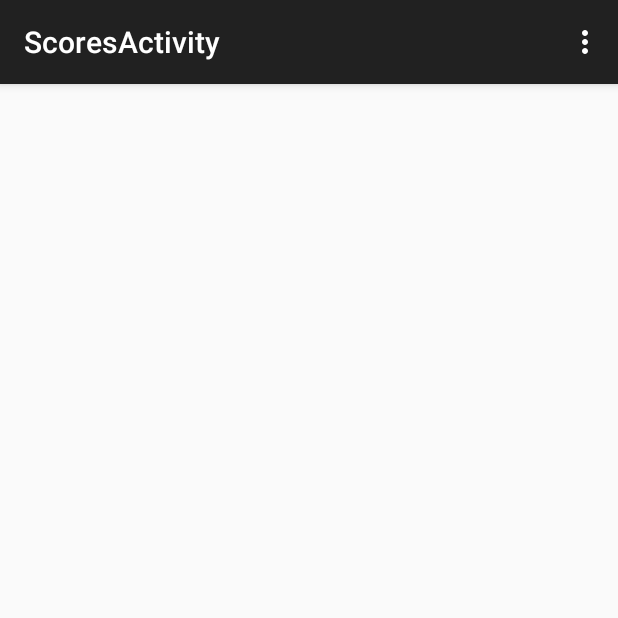
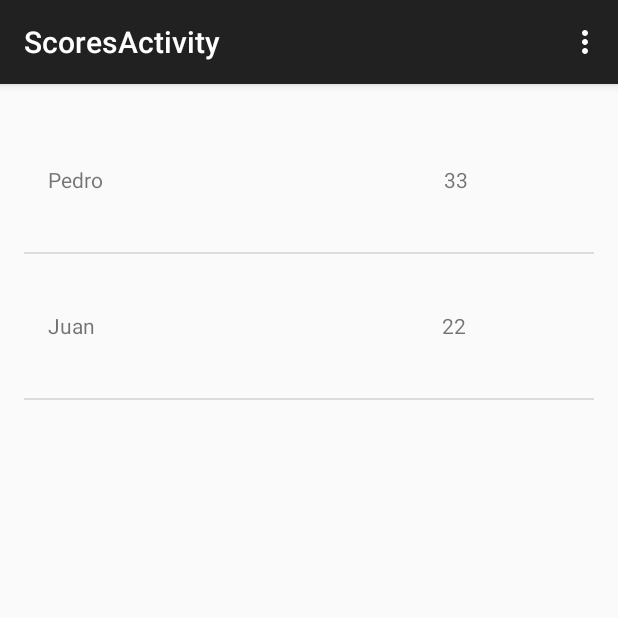
Before and after one commit to DonQwerty/loPuedo, an Android app: the screen it shows after launch (ScoresActivity), on a phone screen of 412 x 824 dp, the top half of it. Run offline under Robolectric (Android 15) with nearby library versions, the phone set to English and light mode, and no system bars; 1 statement that could not run was skipped.

Commit message:
base de datos

```diff
--- a/app/src/main/java/project/lopuedo/model/MatchModel.java
+++ b/app/src/main/java/project/lopuedo/model/MatchModel.java
@@ -1,7 +1,12 @@
 package project.lopuedo.model;
 
 
-public class MatchModel implements IMatchModel {
+import android.content.Context;
+import android.database.Cursor;
+import android.database.sqlite.SQLiteDatabase;
+import android.database.sqlite.SQLiteOpenHelper;
+
+public class  MatchModel implements IMatchModel {
     private int matchId;
 
     @Override
@@ -18,4 +23,39 @@ public class MatchModel implements IMatchModel {
     public boolean isFinished() {
         return false;
     }
+
+    public SQLiteDatabase getScoreDatabase(Context context){
+        ScoreOpenHelper dbHelper = new ScoreOpenHelper(context);
+        return dbHelper.getWritableDatabase();
+    }
+
+    public Cursor getRound(Context context){
+        SQLiteDatabase db=getScoreDatabase(context);
+        return db.query("score", null, null, null, null, null, null);
+    }
+
+    public static class ScoreOpenHelper extends SQLiteOpenHelper {
+
+        private static final int DATABASE_VERSION = 2;
+        private static final String GAME_TABLE_NAME = "score";
+        private static final String GAME_TABLE_CREATE =
+                "CREATE TABLE " + GAME_TABLE_NAME + " (" +
+                        "_id INTEGER,round INTEGER, player TEXT, score INTEGER);";
+
+        ScoreOpenHelper(Context context) {
+            super(context, GAME_TABLE_NAME, null, DATABASE_VERSION);
+        }
+
+        @Override
+        public void onCreate(SQLiteDatabase db) {
+            db.execSQL(GAME_TABLE_CREATE);
+            db.execSQL("INSERT INTO "+GAME_TABLE_NAME+" VALUES (1,1,'Pedro',33);");
+            db.execSQL("INSERT INTO "+GAME_TABLE_NAME+" VALUES (2,1,'Juan',22);");
+        }
+
+        @Override
+        public void onUpgrade(SQLiteDatabase db, int oldVersion, int newVersion) {
+
+        }
+    }
 }
--- /dev/null
+++ b/app/src/main/java/project/lopuedo/view/adapters/ScoreAdapter.java
@@ -0,0 +1,39 @@
+package project.lopuedo.view.adapters;
+
+import android.content.Context;
+import android.database.Cursor;
+import android.view.LayoutInflater;
+import android.view.View;
+import android.view.ViewGroup;
+import android.widget.CursorAdapter;
+import android.widget.ImageView;
+import android.widget.TextView;
+
+import project.lopuedo.R;
+
+/**
+ * Created by daniel on 31/08/15.
+ */
+public class ScoreAdapter extends CursorAdapter {
+
+    public ScoreAdapter(Context context, Cursor c, int flags) {
+        super(context, c, flags);
+    }
+
+    @Override
+    public View newView(Context context, Cursor cursor, ViewGroup parent) {
+        return LayoutInflater.from(context).inflate(R.layout.list_item_score,parent,false);
+    }
+
+    @Override
+    public void bindView(View view, Context context, Cursor cursor) {
+//        ImageView iv = (ImageView) view.findViewById(R.id.list_item_imageview);
+//        iv.setImageResource(R.drawable.ic_launcher);
+
+        TextView name = (TextView) view.findViewById(R.id.list_item_name);
+        name.setText(cursor.getString(2));
+        TextView sco = (TextView) view.findViewById(R.id.list_item_score);
+        sco.setText(cursor.getString(3));
+
+    }
+}
--- a/app/src/main/java/project/lopuedo/view/fragments/ScoresActivityFragment.java
+++ b/app/src/main/java/project/lopuedo/view/fragments/ScoresActivityFragment.java
@@ -1,6 +1,8 @@
 package project.lopuedo.view.fragments;
 
 import android.content.Intent;
+import android.database.Cursor;
+import android.database.sqlite.SQLiteDatabase;
 import android.support.v4.app.Fragment;
 import android.os.Bundle;
 import android.view.LayoutInflater;
@@ -16,9 +18,11 @@ import java.util.Arrays;
 import java.util.List;
 
 import project.lopuedo.R;
+import project.lopuedo.model.MatchModel;
 import project.lopuedo.model.Player;
 import project.lopuedo.presenter.ScoresPresenter;
 import project.lopuedo.view.activities.ScoresActivity;
+import project.lopuedo.view.adapters.ScoreAdapter;
 import project.lopuedo.view.interfaces.IScoresView;
 
 /**
@@ -38,26 +42,17 @@ public class ScoresActivityFragment extends Fragment  implements IScoresView, Vi
                              Bundle savedInstanceState) {
 
         mScoresPresenter = new ScoresPresenter();
-        mNextButton.setOnClickListener(this);
+        View rootView = inflater.inflate(R.layout.fragment_scores, container, false);
+        mList=(ListView) rootView.findViewById(R.id.list_score);
+        mNextButton.setOnClickListener(this);  //ESTA LINEAAAA PETAAAAAAAAAAAA
 
-        // TODO Quitar mierdas de Dani
-        String[] data={
-                "Today - Sunny - 88/66",
-                "Tomorrow - Cloudy - 88/66",
-                "Weds - Sunny - 88/66",
-                "Thurs - Sunny - 88/66",
-                "Fri - Sunny - 88/66",
-                "Sat - Sunny - 88/66",
-                "Sun - Sunny - 88/66",
-                "Mon - Sunny - 88/66"
+        MatchModel mm = new MatchModel();
+        Cursor round=mm.getRound(getContext());
+         int s = round.getCount();
+        ScoreAdapter adapter = createListAdapter(round);
+        createList(adapter);
 
-        };
-        List<String> list_score= new ArrayList<String>();
-        list_score= Arrays.asList(data);
-        View rootView = inflater.inflate(R.layout.fragment_scores, container, false);
-        ArrayAdapter<String> adapter= new ArrayAdapter<>(getActivity(),R.layout.list_item_score,R.id.score_points,list_score);
-        ListView vist=(ListView) rootView.findViewById(R.id.list_score);
-        vist.setAdapter(adapter);
+
 
         return rootView;
     }
@@ -74,15 +69,16 @@ public class ScoresActivityFragment extends Fragment  implements IScoresView, Vi
     }
 
     @Override
-    public ListAdapter createListAdapter(List<Player> scores) {
-        // TODO Dani, haz tu magia
-        return null;
+    public ScoreAdapter createListAdapter(Cursor c) {
+        return new ScoreAdapter(getContext(),c, R.layout.list_item_score);
     }
 
-    @Override
-    public void setScores(String[] names, String[] scores) {
-        // TODO Aqui actualizar la lista
-    }
+
+
+//    @Override
+//    public void setScores(String[] names, String[] scores) {
+//        // TODO Aqui actualizar la lista
+//    }
 
     @Override
     public void showNextButton() {
--- a/app/src/main/java/project/lopuedo/view/interfaces/IScoresView.java
+++ b/app/src/main/java/project/lopuedo/view/interfaces/IScoresView.java
@@ -1,19 +1,22 @@
 package project.lopuedo.view.interfaces;
 
 
+import android.database.Cursor;
+import android.database.sqlite.SQLiteDatabase;
 import android.widget.ListAdapter;
 
 import java.util.List;
 
 import project.lopuedo.model.Player;
+import project.lopuedo.view.adapters.ScoreAdapter;
 
 public interface IScoresView {
 
     void createList(ListAdapter scores);
 
-    ListAdapter createListAdapter(List<Player> scores);
+    ScoreAdapter createListAdapter(Cursor c);
 
-    void setScores (String[] names, String[] scores);
+    //void setScores (String[] names, String[] scores);
 
     void showNextButton();
 
```
Also changed, not shown: 1 other file.
